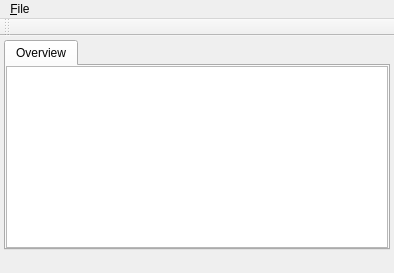
This is qnut/connman.ui in dosnut/nut as Qt 5 draws it before an edit. The edited form follows.
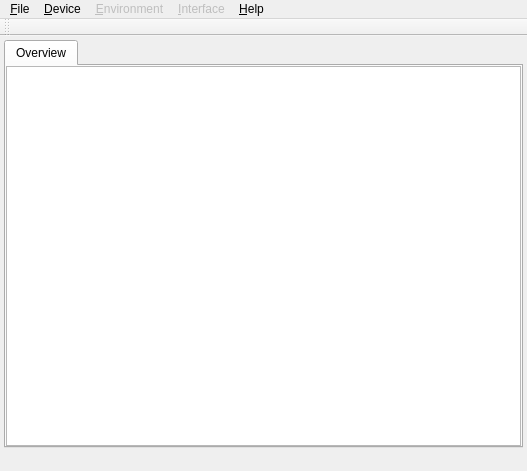
This is the edited form.

Commit message: [QNUT] added "undefined" state for devices

What changed in the file:
```diff
--- a/qnut/connman.ui
+++ b/qnut/connman.ui
@@ -6,8 +6,8 @@
    <rect>
     <x>0</x>
     <y>0</y>
-    <width>394</width>
-    <height>273</height>
+    <width>527</width>
+    <height>471</height>
    </rect>
   </property>
   <property name="windowTitle" >
@@ -35,12 +35,6 @@
     </property>
     <item row="0" column="0" >
      <widget class="QTabWidget" name="tabWidget" >
-      <property name="tabPosition" >
-       <enum>QTabWidget::North</enum>
-      </property>
-      <property name="tabShape" >
-       <enum>QTabWidget::Rounded</enum>
-      </property>
       <property name="currentIndex" >
        <number>0</number>
       </property>
@@ -91,7 +85,7 @@
     <rect>
      <x>0</x>
      <y>0</y>
-     <width>394</width>
+     <width>527</width>
      <height>29</height>
     </rect>
    </property>
@@ -101,7 +95,39 @@
     </property>
     <addaction name="actionClose" />
    </widget>
+   <widget class="QMenu" name="menuDevice" >
+    <property name="title" >
+     <string>&amp;Device</string>
+    </property>
+   </widget>
+   <widget class="QMenu" name="menuEnvironment" >
+    <property name="enabled" >
+     <bool>false</bool>
+    </property>
+    <property name="title" >
+     <string>&amp;Environment</string>
+    </property>
+   </widget>
+   <widget class="QMenu" name="menuInterface" >
+    <property name="enabled" >
+     <bool>false</bool>
+    </property>
+    <property name="title" >
+     <string>&amp;Interface</string>
+    </property>
+   </widget>
+   <widget class="QMenu" name="menuHelp" >
+    <property name="title" >
+     <string>&amp;Help</string>
+    </property>
+    <addaction name="actionAboutQNUT" />
+    <addaction name="actionAboutQt" />
+   </widget>
    <addaction name="menuFile" />
+   <addaction name="menuDevice" />
+   <addaction name="menuEnvironment" />
+   <addaction name="menuInterface" />
+   <addaction name="menuHelp" />
   </widget>
   <widget class="QStatusBar" name="statusBar" >
    <property name="sizeGripEnabled" >
```
Left out of the diff: 10 changed lines with no effect on the pictures. The commit also changes 26 other files.
